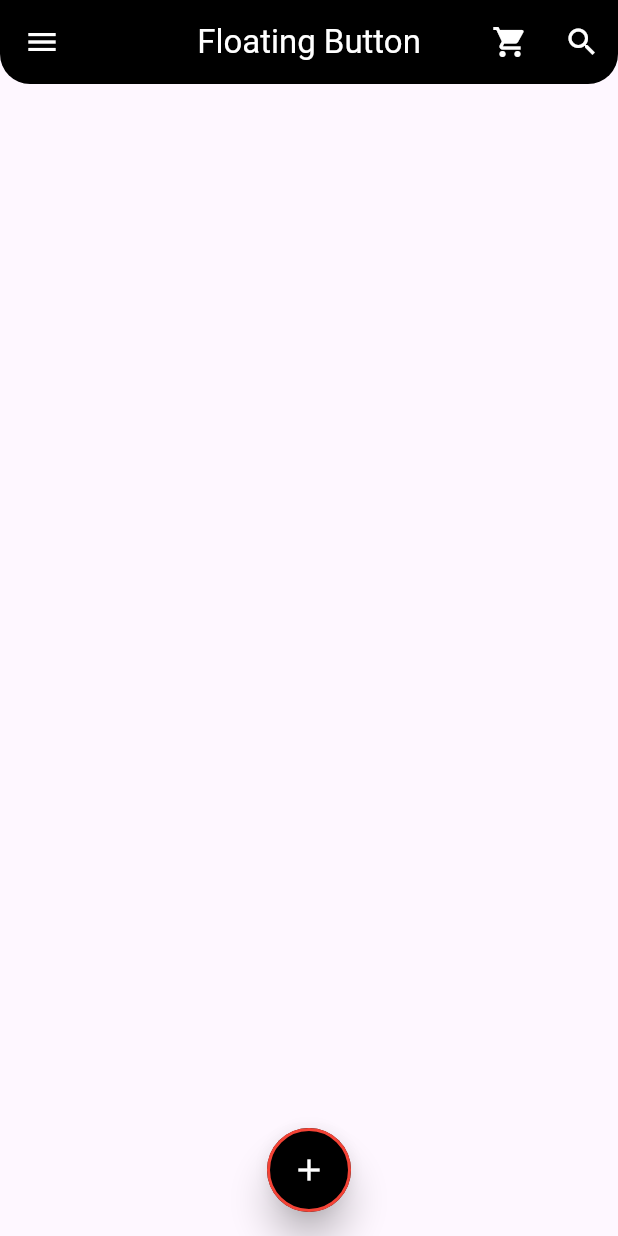
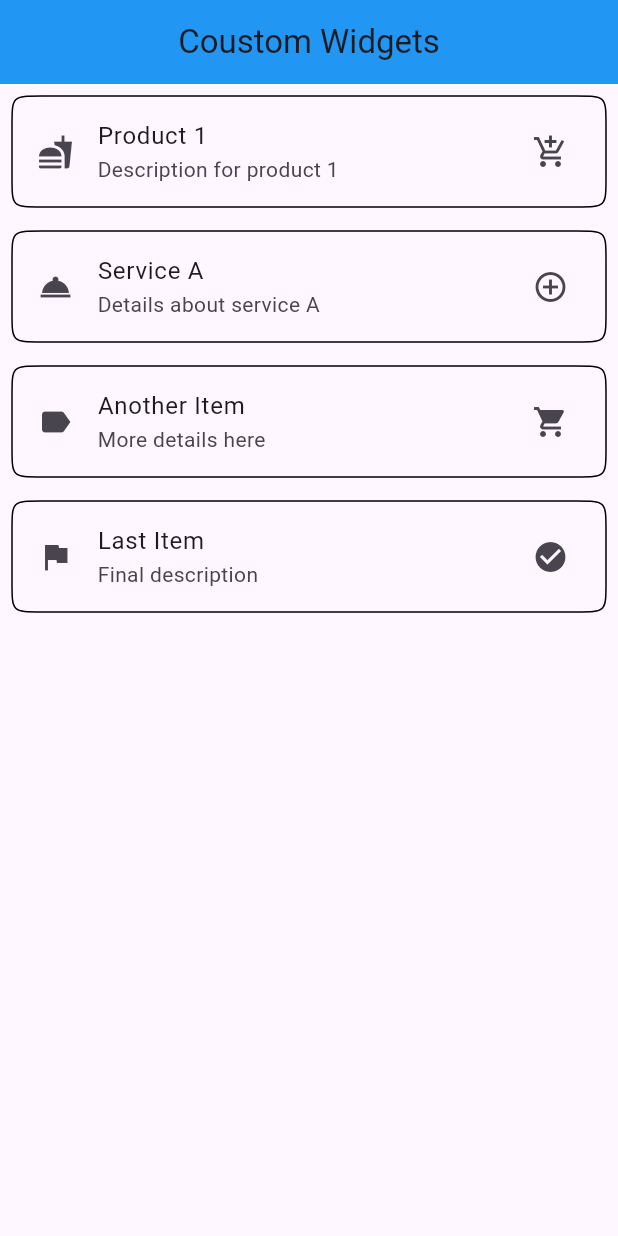
Before and after one commit to anshu-ac-dv/practice, a Flutter app: the screen it shows after launch, on a phone screen of 412 x 824 dp. Run offline on Flutter 3.47's test engine with Material 3 defaults, Android fonts, the phone set to English and light mode, and no system bars.

Commit message:
Initial Commit

```diff
--- a/lib/main.dart
+++ b/lib/main.dart
@@ -2,6 +2,7 @@ import 'package:flutter/material.dart';
 import 'package:practice/screens/adding_icons.dart';
 import 'package:practice/screens/adding_images.dart';
 import 'package:practice/screens/container_screen.dart';
+import 'package:practice/screens/coustom_widgets.dart';
 import 'package:practice/screens/dashboard.dart';
 import 'package:practice/screens/design_appbar.dart';
 import 'package:practice/screens/design_button.dart';
@@ -11,6 +12,7 @@ import 'package:practice/screens/listview_builder.dart';
 import 'package:practice/screens/listview_design.dart';
 import 'package:practice/screens/random_value.dart';
 import 'package:practice/screens/row_column_expanded.dart';
+import 'package:practice/screens/stack_positioned.dart';
 
 void main() {
   runApp(const MyApp2());
@@ -73,7 +75,9 @@ class MyApp2 extends StatelessWidget {
       //home: ListviewDesign(),
       //home: ListviewBuilder(),
       //home: MyDrawer(),
-      home: FloatingButton(),
+      //home: FloatingButton(),
+      //home: StackPositioned(),
+      home: CoustomWidgets(),
     );
   }
 }
--- /dev/null
+++ b/lib/screens/coustom_widgets.dart
@@ -0,0 +1,44 @@
+import 'package:flutter/material.dart';
+import 'package:practice/widgets/list_tile.dart';
+
+class CoustomWidgets extends StatelessWidget {
+  const CoustomWidgets({super.key});
+
+  @override
+  Widget build(BuildContext context) {
+    return Scaffold(
+      appBar: AppBar(
+        backgroundColor: Colors.blue,
+        title: const Text("Coustom Widgets"),
+        centerTitle: true,
+      ),
+      body: ListView(
+        children: [
+          MyListTile(
+            title: "Product 1",
+            subtitle: "Description for product 1",
+            leadingIcon: Icons.fastfood,
+            trailingIcon: Icons.add_shopping_cart,
+          ),
+          MyListTile(
+            title: "Service A",
+            subtitle: "Details about service A",
+            leadingIcon: Icons.room_service,
+            trailingIcon: Icons.add_circle_outline,
+          ),
+          MyListTile(
+            title: "Another Item",
+            subtitle: "More details here",
+            // You can omit optional parameters like icons
+          ),
+          MyListTile(
+            title: "Last Item",
+            subtitle: "Final description",
+            leadingIcon: Icons.flag,
+            trailingIcon: Icons.check_circle,
+          ),
+        ],
+      ),
+    );
+  }
+}
--- /dev/null
+++ b/lib/widgets/list_tile.dart
@@ -0,0 +1,33 @@
+import 'package:flutter/material.dart';
+
+class MyListTile extends StatelessWidget {
+  String title, subtitle;
+  IconData leadingIcon, trailingIcon;
+  Color? leadingIconColor, IconColor;
+
+  MyListTile({
+    required this.title,
+    required this.subtitle,
+    this.leadingIcon = Icons.label,
+    this.trailingIcon = Icons.shopping_cart,
+    this.leadingIconColor,
+    this.IconColor,
+  });
+
+  @override
+  Widget build(BuildContext context) {
+    return Padding(
+      padding: const EdgeInsets.all(8.0),
+      child: ListTile(
+        shape: ContinuousRectangleBorder(
+          borderRadius: BorderRadius.circular(20),
+          side: BorderSide(width: 1.0, color: Colors.black),
+        ),
+        leading: Icon(leadingIcon),
+        title: Text(title),
+        subtitle: Text(subtitle),
+        trailing: Icon(trailingIcon),
+      ),
+    );
+  }
+}
```
Also changed, not shown: lib/screens/stack_positioned.dart (added, +37 -0 lines), assets/day6.png (added), assets/day_6.png (added), assets/day__6.png (added), 1 other file.
